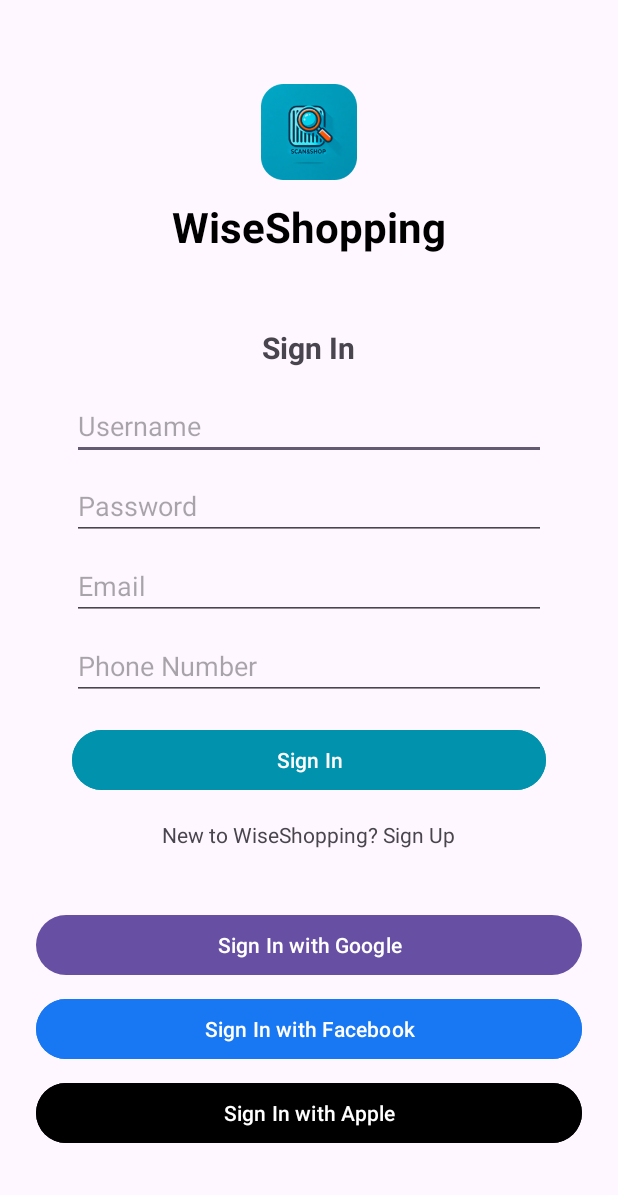
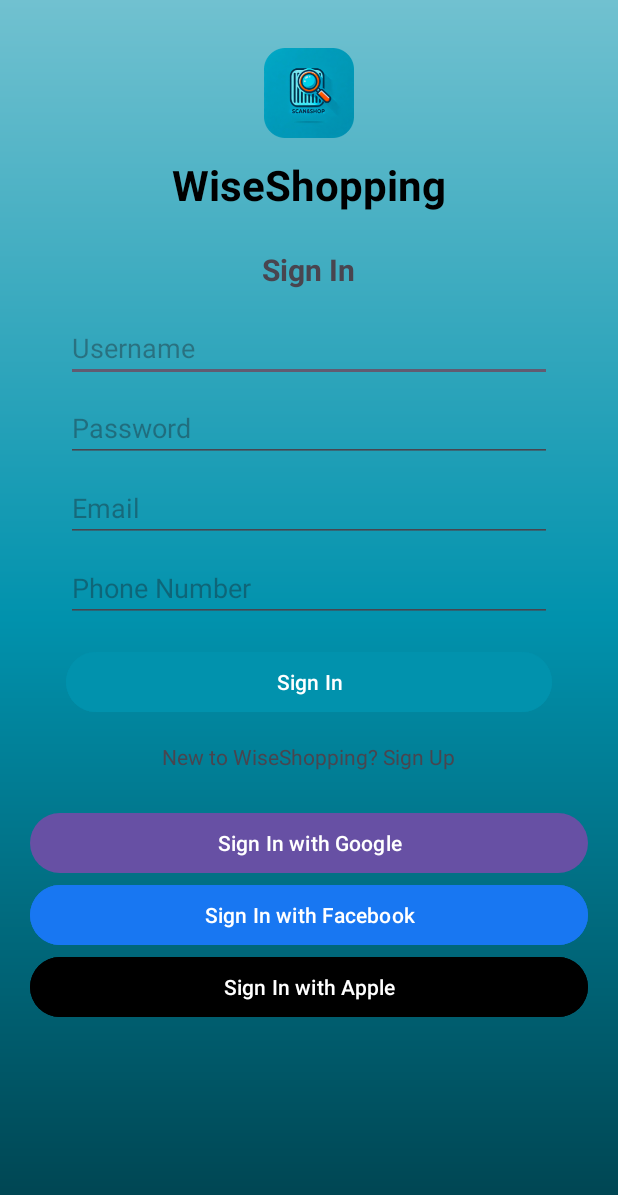
Before and after one commit to GuilhermeKatchau/ShoppingWise2, an Android app: the layout activity_sign_in.xml on its own in the app's theme, with its tools: preview values and no code run, on a phone screen of 412 x 824 dp. Shown: the top 1195 px of the screen. Run offline under Robolectric (Android 15) with nearby library versions, the phone set to English and light mode, and no system bars.

Commit message:
sign-in + log-in com background && com scroll desnecessário removido

```diff
--- a/app/src/main/res/layout/activity_log_in.xml
+++ b/app/src/main/res/layout/activity_log_in.xml
@@ -2,15 +2,15 @@
 <ScrollView xmlns:android="http://schemas.android.com/apk/res/android"
     android:layout_width="match_parent"
     android:layout_height="match_parent"
-    android:fillViewport="true">
-    <!-- android:background="@drawable/gradient_background" -->
-
+    android:fillViewport="true"
+    android:background="@drawable/gradient_background">
 
     <LinearLayout
         android:layout_width="match_parent"
         android:layout_height="wrap_content"
         android:orientation="vertical"
-        android:padding="24dp"
+        android:paddingRight="20dp"
+        android:paddingLeft="20dp"
         android:gravity="center_horizontal">
 
         <!-- Logo e nome da app -->
--- a/app/src/main/res/layout/activity_sign_in.xml
+++ b/app/src/main/res/layout/activity_sign_in.xml
@@ -2,22 +2,23 @@
 <ScrollView xmlns:android="http://schemas.android.com/apk/res/android"
     android:layout_width="match_parent"
     android:layout_height="match_parent"
-    android:fillViewport="true">
-    <!-- android:background="@drawable/gradient_background" -->
+    android:fillViewport="true"
+    android:background="@drawable/gradient_background">
 
     <LinearLayout
         android:layout_width="match_parent"
         android:layout_height="wrap_content"
         android:orientation="vertical"
-        android:padding="24dp"
+        android:paddingRight="20dp"
+        android:paddingLeft="20dp"
         android:gravity="center_horizontal">
 
         <!-- Logo e título -->
         <ImageView
             android:layout_width="64dp"
-            android:layout_height="64dp"
+            android:layout_height="60dp"
             android:src="@drawable/sw_logo"
-            android:layout_marginTop="32dp" />
+            android:layout_marginTop="32dp"/>
 
         <TextView
             android:layout_width="wrap_content"
@@ -26,8 +27,7 @@
             android:textColor="#000000"
             android:textSize="28sp"
             android:textStyle="bold"
-            android:layout_marginTop="12dp"
-            android:layout_marginBottom="24dp" />
+            android:layout_marginTop="12dp"/>
 
         <!-- Caixa branca arredondada -->
 
@@ -97,8 +97,7 @@
                android:layout_width="match_parent"
                android:layout_height="wrap_content"
                android:text="Sign In with Google"
-            android:drawableStart="@drawable/ic_google"
-            android:layout_marginTop="16dp" />
+               android:drawableStart="@drawable/ic_google"/>
 
            <Button
                android:layout_width="match_parent"
@@ -106,8 +105,7 @@
                android:text="Sign In with Facebook"
                android:drawableStart="@drawable/ic_facebook"
                android:backgroundTint="#1877F2"
-            android:textColor="#FFFFFF"
-            android:layout_marginTop="8dp" />
+               android:textColor="#FFFFFF" />
 
            <Button
                android:layout_width="match_parent"
@@ -116,7 +114,7 @@
                android:drawableStart="@drawable/ic_apple"
                android:backgroundTint="#000000"
                android:textColor="#FFFFFF"
-            android:layout_marginTop="8dp"
-            android:layout_marginBottom="32dp" />
+               android:layout_marginBottom="32dp"/>
+
     </LinearLayout>
 </ScrollView>
```
Lines whose indentation alone changed are shown as unchanged.
